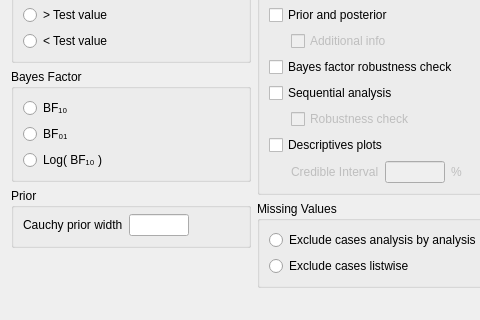
The window that JASP-Desktop/analysisforms/ttestbayesianonesampleform.ui (jasp-stats/jasp-desktop) describes before a commit, drawn with Qt 5; both pictures show x 0 to 480 and y 325 to 645 of the 606 by 739 pixel window.
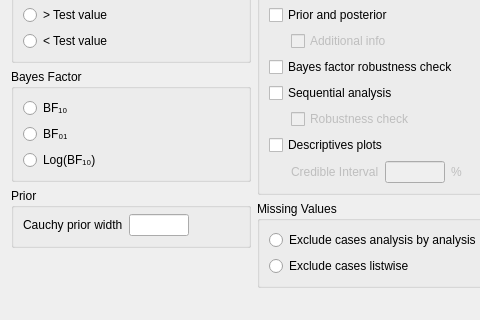
The same window after the commit. Custom widgets are drawn as their Qt base class.

The edit to the form file:
```diff
--- a/JASP-Desktop/analysisforms/ttestbayesianonesampleform.ui
+++ b/JASP-Desktop/analysisforms/ttestbayesianonesampleform.ui
@@ -347,7 +347,7 @@
                </sizepolicy>
               </property>
               <property name="text">
-               <string>Log( BF₁₀ )</string>
+               <string>Log(BF₁₀)</string>
               </property>
              </widget>
             </item>
```
